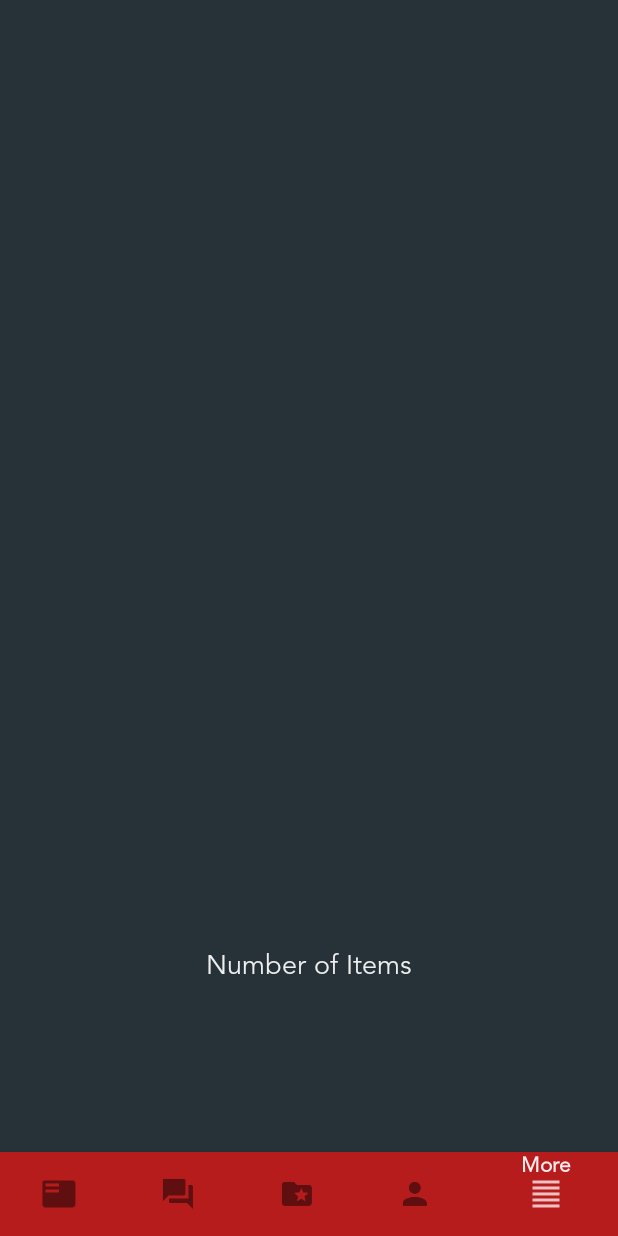
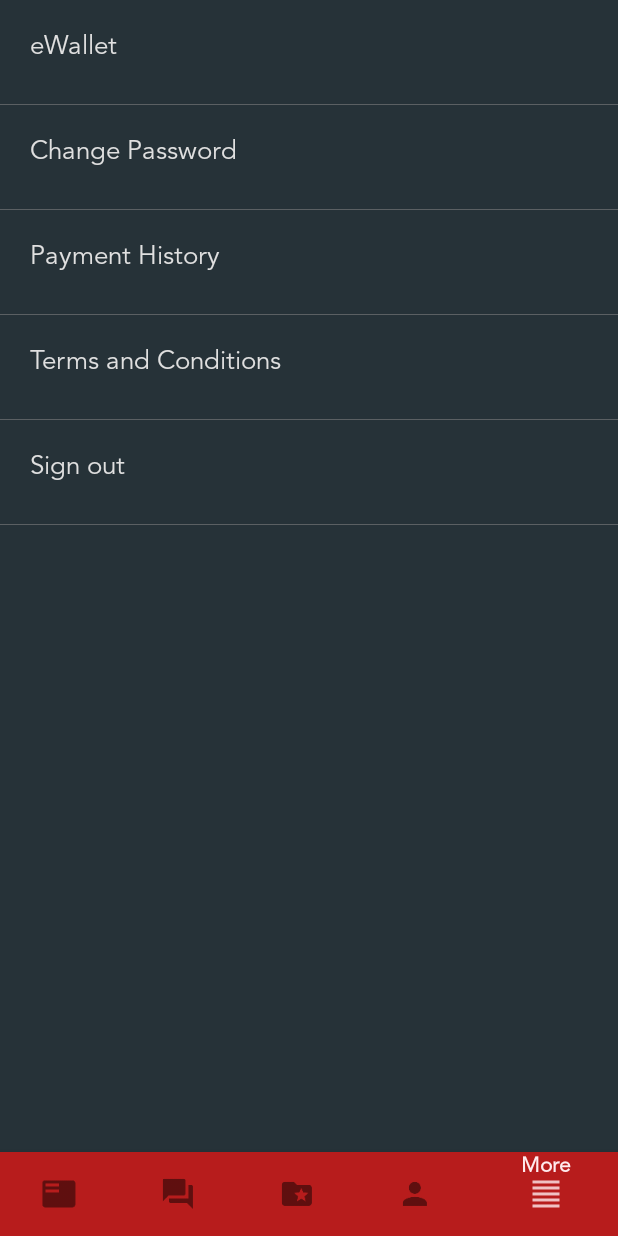
Before and after one commit to 3g015st/SidelineTSKR, an Android app: the homeActivity screen opened directly, with no data from a screen before it, item 5 of the bottom bar chosen, on a phone screen of 412 x 824 dp. Run offline under Robolectric (Android 15) with nearby library versions, the light colour scheme and no system bars; our stand-ins replace ButterKnife, Volley; network calls fail.

Commit message:
Added more options. Added eWallet top-up denominations.

```diff
--- a/app/build.gradle
+++ b/app/build.gradle
@@ -47,4 +47,9 @@ dependencies {
     implementation 'de.hdodenhof:circleimageview:2.2.0'
     //PrettyTime
     implementation 'org.ocpsoft.prettytime:prettytime:4.0.1.Final'
+    //BrainTree
+    implementation 'com.braintreepayments.api:drop-in:3.3.0'
+    //GSON
+    implementation 'com.google.code.gson:gson:2.8.5'
+
 }
--- a/app/src/main/AndroidManifest.xml
+++ b/app/src/main/AndroidManifest.xml
@@ -24,7 +24,8 @@
         </activity>
         <activity android:name=".modules.viewHome.homeActivity" />
         <activity android:name=".modules.tasksFeed.displayTasks.displayTasksActivity" />
-        <activity android:name=".modules.tasksFeed.viewTaskDetails.taskDetailsActivity"></activity>
+        <activity android:name=".modules.tasksFeed.viewTaskDetails.taskDetailsActivity" />
+        <activity android:name=".modules.wallet.denominationList.denominationListActivity"></activity>
     </application>
 
 </manifest>
--- a/app/src/main/java/com/example/benedictlutab/sidelinetskr/helpers/apiRouteUtil.java
+++ b/app/src/main/java/com/example/benedictlutab/sidelinetskr/helpers/apiRouteUtil.java
@@ -8,7 +8,7 @@ public class apiRouteUtil
 {
     // Set domain
 //    public String DOMAIN = "http://192.168.1.5/Sideline/";
-      public String DOMAIN = "http://192.168.1.7/Sideline/";
+      public String DOMAIN = "http://192.168.0.101/Sideline/";
 //    public String DOMAIN = "http://192.168.43.218/Sideline/";
 
     // Routes
--- /dev/null
+++ b/app/src/main/java/com/example/benedictlutab/sidelinetskr/modules/more/adapterMore.java
@@ -0,0 +1,101 @@
+package com.example.benedictlutab.sidelinetskr.modules.more;
+
+import android.content.Context;
+import android.content.Intent;
+import android.support.constraint.ConstraintLayout;
+import android.support.v7.widget.RecyclerView;
+import android.util.Log;
+import android.view.LayoutInflater;
+import android.view.View;
+import android.view.ViewGroup;
+import android.widget.TextView;
+
+import com.example.benedictlutab.sidelinetskr.helpers.fontStyleCrawler;
+import com.example.benedictlutab.sidelinetskr.R;
+import com.example.benedictlutab.sidelinetskr.modules.wallet.denominationList.denominationListActivity;
+
+import java.util.ArrayList;
+
+import butterknife.BindView;
+import butterknife.ButterKnife;
+
+/**
+ * Created by Benedict Lutab on 6/17/2018.
+ */
+
+public class adapterMore extends RecyclerView.Adapter<adapterMore.ViewHolder>
+{
+    private ArrayList<String> arrlistItemNames = new ArrayList<>();
+    private Context context;
+
+    public adapterMore(Context context, ArrayList<String> arrlistItemNames)
+    {
+        this.context = context;
+        this.arrlistItemNames = arrlistItemNames;
+    }
+
+    @Override
+    public ViewHolder onCreateViewHolder(ViewGroup parent, int viewType)
+    {
+        View view = LayoutInflater.from(parent.getContext()).inflate(R.layout.more_layout_rv_more, parent, false);
+        if(view != null)
+        {
+            fontStyleCrawler fontStyleCrawler = new fontStyleCrawler(view.getContext().getAssets(), "fonts/avenir.otf");
+            fontStyleCrawler.replaceFonts((ViewGroup)view);
+        }
+        ViewHolder viewHolder = new ViewHolder(view);
+        return viewHolder;
+    }
+
+    @Override
+    public void onBindViewHolder(ViewHolder holder, final int position)
+    {
+        Log.d("onBindViewHolder", "onBindViewHolder: called");
+        holder.tvMoreItem.setText(arrlistItemNames.get(position));
+        holder.clMore.setOnClickListener(new View.OnClickListener()
+        {
+            @Override
+            public void onClick(View v)
+            {
+                Log.d("onBindViewHolder", "onClick: called "+arrlistItemNames.get(position)+" "+position);
+                goToActivity(position);
+            }
+        });
+    }
+
+    public void goToActivity(final int position)
+    {
+        final Intent intent;
+        switch(position)
+        {
+            case 0:
+                intent = new Intent(context, denominationListActivity.class);
+                context.startActivity(intent);
+                break;
+            case 1:
+                break;
+            case 2:
+                break;
+        }
+    }
+
+    @Override
+    public int getItemCount()
+    {
+        return arrlistItemNames.size();
+    }
+
+    public class ViewHolder extends RecyclerView.ViewHolder
+    {
+        @BindView(R.id.tvMoreItem) TextView tvMoreItem;
+        @BindView(R.id.clMore)
+        ConstraintLayout clMore;
+
+        public ViewHolder(View itemView)
+        {
+            super(itemView);
+            ButterKnife.bind(this, itemView);
+
+        }
+    }
+}
--- /dev/null
+++ b/app/src/main/java/com/example/benedictlutab/sidelinetskr/modules/more/moreFragment.java
@@ -0,0 +1,61 @@
+package com.example.benedictlutab.sidelinetskr.modules.more;
+
+
+import android.os.Bundle;
+import android.support.v4.app.Fragment;
+import android.support.v7.widget.LinearLayoutManager;
+import android.support.v7.widget.RecyclerView;
+import android.util.Log;
+import android.view.LayoutInflater;
+import android.view.View;
+import android.view.ViewGroup;
+
+import com.example.benedictlutab.sidelinetskr.R;
+
+import java.util.ArrayList;
+
+/**
+ * A simple {@link Fragment} subclass.
+ */
+public class moreFragment extends Fragment
+{
+    private ArrayList<String> arrlistItemNames = new ArrayList<>();
+
+    public static moreFragment newInstance()
+    {
+        moreFragment moreFragment = new moreFragment();
+        return moreFragment;
+    }
+
+    public moreFragment()
+    {
+        // Required empty public constructor
+    }
+
+    @Override
+    public View onCreateView(LayoutInflater inflater, ViewGroup container,
+                             Bundle savedInstanceState)
+    {
+        View rootView = inflater.inflate(R.layout.more_fragment_more, container, false);
+
+        Log.d("moreFragment","onCreateView: on");
+        initItemNames();
+
+        RecyclerView recyclerView = rootView.findViewById(R.id.recyclerView_id);
+        adapterMore adapterMore = new adapterMore(getActivity().getApplicationContext(), arrlistItemNames);
+        recyclerView.setAdapter(adapterMore);
+        recyclerView.setLayoutManager(new LinearLayoutManager(getActivity().getApplicationContext()));
+
+        return rootView;
+    }
+
+    private void initItemNames()
+    {
+        Log.d("moreFragment","initItemNames: on");
+        arrlistItemNames.add("eWallet");
+        arrlistItemNames.add("Change Password");
+        arrlistItemNames.add("Payment History");
+        arrlistItemNames.add("Terms and Conditions");
+        arrlistItemNames.add("Sign out");
+    }
+}
--- a/app/src/main/java/com/example/benedictlutab/sidelinetskr/modules/viewHome/homeActivity.java
+++ b/app/src/main/java/com/example/benedictlutab/sidelinetskr/modules/viewHome/homeActivity.java
@@ -9,6 +9,7 @@ import android.support.v7.app.AppCompatActivity;
 import android.view.MenuItem;
 
 import com.example.benedictlutab.sidelinetskr.R;
+import com.example.benedictlutab.sidelinetskr.modules.more.moreFragment;
 import com.example.benedictlutab.sidelinetskr.modules.myTasks.myTasksFragment;
 import com.example.benedictlutab.sidelinetskr.modules.tasksFeed.displaySkills.displaySkillsFragment;
 
@@ -37,6 +38,9 @@ public class homeActivity extends AppCompatActivity
                     case R.id.action_tasks:
                         fragmentManager.beginTransaction().replace(R.id.frmlayout_fragment, myTasksFragment.newInstance()).commit();
                         break;
+                    case R.id.action_more:
+                        fragmentManager.beginTransaction().replace(R.id.frmlayout_fragment, moreFragment.newInstance()).commit();
+                        break;
                 }
                 return true;
             }
--- /dev/null
+++ b/app/src/main/res/drawable/more_borderframe.xml
@@ -0,0 +1,9 @@
+<?xml version="1.0" encoding="utf-8"?>
+<shape xmlns:android="http://schemas.android.com/apk/res/android"
+    android:shape="rectangle">
+    <gradient
+        android:angle="90"
+        android:startColor="#8b8989"
+        android:centerColor="@android:color/transparent"
+        android:centerX="0.01" />
+</shape>
--- /dev/null
+++ b/app/src/main/res/layout/more_fragment_more.xml
@@ -0,0 +1,12 @@
+<FrameLayout xmlns:android="http://schemas.android.com/apk/res/android"
+    xmlns:tools="http://schemas.android.com/tools"
+    android:layout_width="match_parent"
+    android:layout_height="match_parent">
+    <android.support.v7.widget.RecyclerView
+        android:layout_width="match_parent"
+        android:layout_height="match_parent"
+        android:id="@+id/recyclerView_id"
+        tools:layout_editor_absoluteX="745dp"
+        tools:layout_editor_absoluteY="-51dp">
+    </android.support.v7.widget.RecyclerView>
+</FrameLayout>
--- /dev/null
+++ b/app/src/main/res/layout/more_layout_rv_more.xml
@@ -0,0 +1,19 @@
+<?xml version="1.0" encoding="utf-8"?>
+<android.support.constraint.ConstraintLayout xmlns:android="http://schemas.android.com/apk/res/android"
+    xmlns:app="http://schemas.android.com/apk/res-auto"
+    android:layout_width="match_parent"
+    android:layout_height="70sp"
+    android:padding="20sp"
+    android:background="@drawable/more_borderframe"
+    android:id="@+id/clMore">
+
+    <TextView
+        android:layout_width="wrap_content"
+        android:layout_height="wrap_content"
+        android:layout_marginLeft="10dp"
+        android:textSize="17sp"
+        android:textColor="#e0e0e0"
+        android:text="Setting Name"
+        android:id="@+id/tvMoreItem"/>
+
+</android.support.constraint.ConstraintLayout>
```
Also changed, not shown: app/src/main/java/com/example/benedictlutab/sidelinetskr/modules/wallet/denominationList/adapterDenominationList.java (added, +98 -0 lines), app/src/main/java/com/example/benedictlutab/sidelinetskr/modules/wallet/denominationList/denominationListActivity.java (added, +62 -0 lines), app/src/main/res/layout/denominationlist_activity_denomination_list.xml (added, +56 -0 lines), app/src/main/res/layout/denominationlist_layout_rv_denomination_list.xml (added, +24 -0 lines), app/src/main/res/drawable/main_img_coin.png (added).
